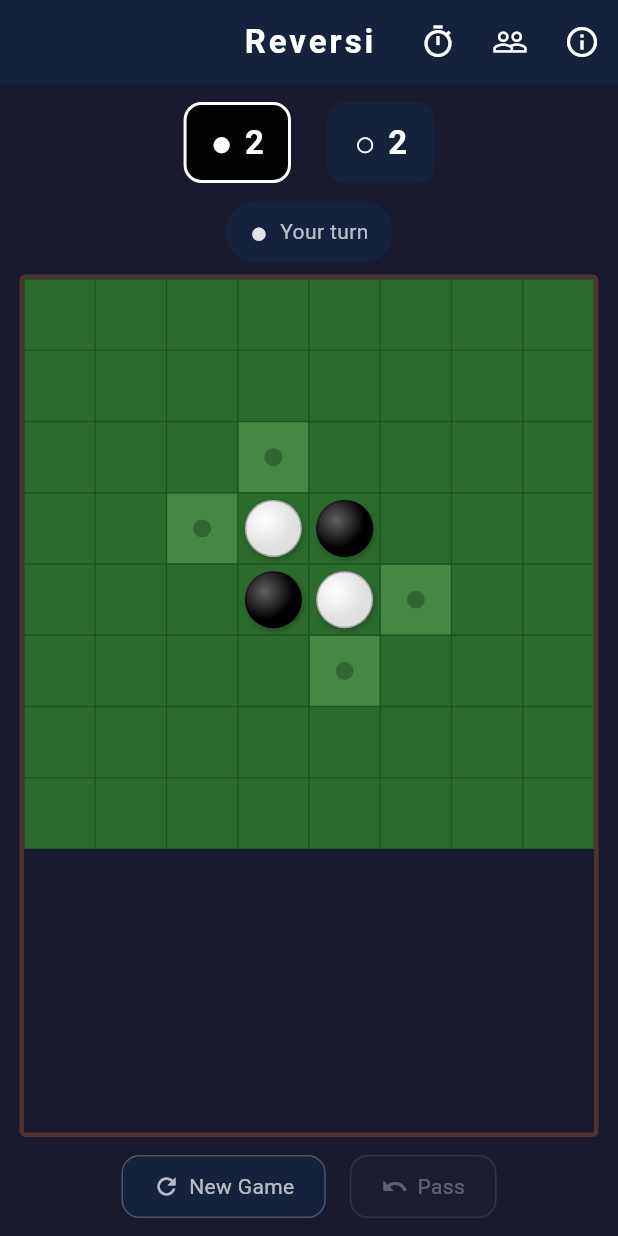
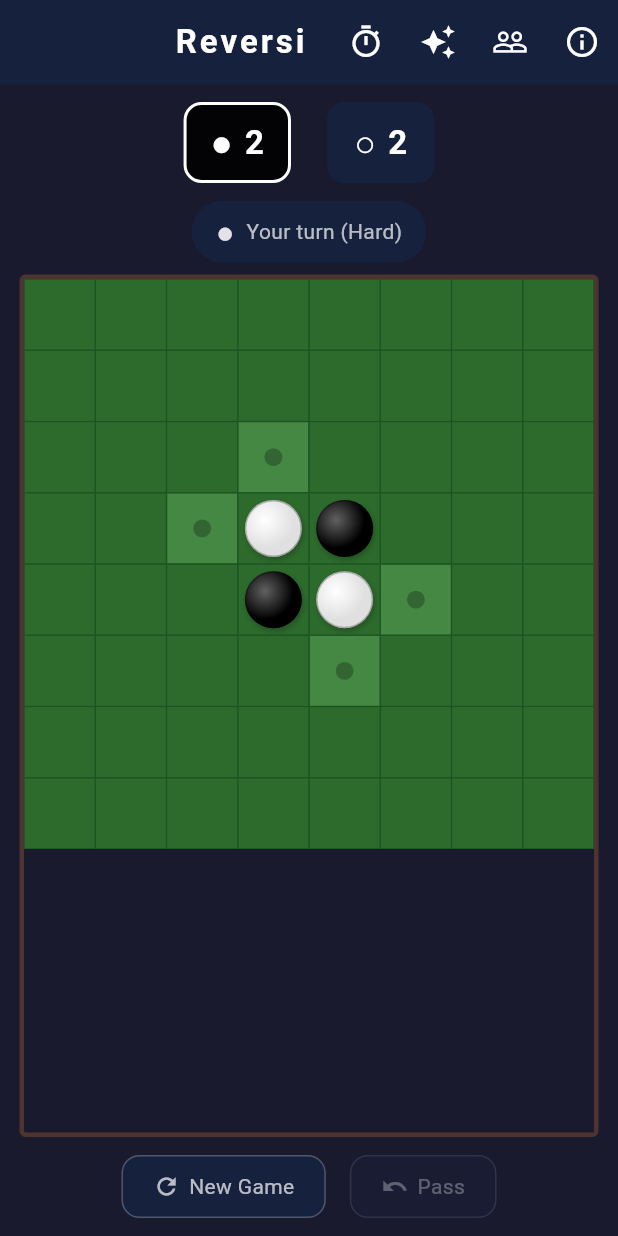
Before and after one commit to chilusoft/stratego, a Flutter app: the screen it shows after launch, on a phone screen of 412 x 824 dp. Run offline on Flutter 3.47's test engine with Material 3 defaults, Android fonts, the phone set to English and light mode, and no system bars.

Commit message:
Add 4 AI difficulty levels (Easy/Medium/Hard/Expert)
- New _AIDifficulty enum with depth mapping (2/4/6/8)
- Difficulty cycles via auto_awesome icon in app bar (AI mode only)
- Difficulty label shown in turn indicator: 'Your turn (Hard)'
- Difficulty resets to Hard when switching to two-player mode

```diff
--- a/lib/widgets/game_screen.dart
+++ b/lib/widgets/game_screen.dart
@@ -36,6 +36,34 @@ String _timerLabel(_TimerOption opt) {
   }
 }
 
+enum _AIDifficulty { easy, medium, hard, expert }
+
+int _depthFor(_AIDifficulty d) {
+  switch (d) {
+    case _AIDifficulty.easy:
+      return 2;
+    case _AIDifficulty.medium:
+      return 4;
+    case _AIDifficulty.hard:
+      return 6;
+    case _AIDifficulty.expert:
+      return 8;
+  }
+}
+
+String _difficultyLabel(_AIDifficulty d) {
+  switch (d) {
+    case _AIDifficulty.easy:
+      return 'Easy';
+    case _AIDifficulty.medium:
+      return 'Medium';
+    case _AIDifficulty.hard:
+      return 'Hard';
+    case _AIDifficulty.expert:
+      return 'Expert';
+  }
+}
+
 class GameScreen extends StatefulWidget {
   const GameScreen({super.key});
 
@@ -45,9 +73,10 @@ class GameScreen extends StatefulWidget {
 
 class _GameScreenState extends State<GameScreen> {
   late GameState _state;
-  final _ai = AiPlayer(maxDepth: 6);
+  AiPlayer _ai = AiPlayer(maxDepth: _depthFor(_AIDifficulty.hard));
   bool _isAiThinking = false;
   _GameMode _gameMode = _GameMode.vsAI;
+  _AIDifficulty _aiDifficulty = _AIDifficulty.hard;
   _TimerOption _timerOption = _TimerOption.off;
   Duration _blackTime = Duration.zero;
   Duration _whiteTime = Duration.zero;
@@ -192,11 +221,25 @@ class _GameScreenState extends State<GameScreen> {
     });
   }
 
+  void _cycleDifficulty() {
+    final values = _AIDifficulty.values;
+    final idx = (values.indexOf(_aiDifficulty) + 1) % values.length;
+    setState(() {
+      _aiDifficulty = values[idx];
+      _ai = AiPlayer(maxDepth: _depthFor(_aiDifficulty));
+      _state = GameState.initial();
+      _isAiThinking = false;
+      _resetTimers();
+    });
+  }
+
   void _toggleMode() {
     setState(() {
       _stopClock();
       _gameMode =
           _gameMode == _GameMode.vsAI ? _GameMode.vsHuman : _GameMode.vsAI;
+      _aiDifficulty = _AIDifficulty.hard;
+      _ai = AiPlayer(maxDepth: _depthFor(_AIDifficulty.hard));
       _state = GameState.initial();
       _isAiThinking = false;
       _resetTimers();
@@ -265,6 +308,12 @@ class _GameScreenState extends State<GameScreen> {
             tooltip: 'Timer: ${_timerLabel(_timerOption)}',
             onPressed: _cycleTimer,
           ),
+          if (_gameMode == _GameMode.vsAI)
+            IconButton(
+              icon: const Icon(Icons.auto_awesome),
+              tooltip: 'Difficulty: ${_difficultyLabel(_aiDifficulty)}',
+              onPressed: _cycleDifficulty,
+            ),
           IconButton(
             icon: Icon(_gameMode == _GameMode.vsAI
                 ? Icons.people_outline
@@ -298,6 +347,9 @@ class _GameScreenState extends State<GameScreen> {
               player: _state.currentPlayer,
               isAiThinking: _isAiThinking,
               isTwoPlayer: _gameMode == _GameMode.vsHuman,
+              difficultyLabel: _gameMode == _GameMode.vsAI
+                  ? _difficultyLabel(_aiDifficulty)
+                  : null,
             ),
           if (_state.isGameOver)
             _GameOverBanner(winner: _state.winner, onReset: _reset)
@@ -306,6 +358,9 @@ class _GameScreenState extends State<GameScreen> {
               player: _state.currentPlayer,
               isAi: _isAiThinking,
               isTwoPlayer: _gameMode == _GameMode.vsHuman,
+              difficultyLabel: _gameMode == _GameMode.vsAI && !_isAiThinking
+                  ? _difficultyLabel(_aiDifficulty)
+                  : null,
             ),
           const SizedBox(height: 8),
           Expanded(
@@ -482,20 +537,26 @@ class _TimerIndicator extends StatelessWidget {
   final Piece player;
   final bool isAiThinking;
   final bool isTwoPlayer;
+  final String? difficultyLabel;
 
   const _TimerIndicator({
     required this.player,
     required this.isAiThinking,
     required this.isTwoPlayer,
+    this.difficultyLabel,
   });
 
   @override
   Widget build(BuildContext context) {
     final label = isAiThinking
-        ? 'AI thinking...'
+        ? difficultyLabel != null
+            ? 'AI thinking... ($difficultyLabel)'
+            : 'AI thinking...'
         : isTwoPlayer
             ? "${player == Piece.black ? "Black" : "White"}'s clock"
-            : "Your clock";
+            : difficultyLabel != null
+                ? "Your clock ($difficultyLabel)"
+                : "Your clock";
     return Center(
       child: Container(
         padding: const EdgeInsets.symmetric(horizontal: 12, vertical: 4),
@@ -532,20 +593,26 @@ class _TurnIndicator extends StatelessWidget {
   final Piece player;
   final bool isAi;
   final bool isTwoPlayer;
+  final String? difficultyLabel;
 
   const _TurnIndicator({
     required this.player,
     required this.isAi,
     required this.isTwoPlayer,
+    this.difficultyLabel,
   });
 
   @override
   Widget build(BuildContext context) {
     final label = isAi
-        ? 'AI thinking...'
+        ? difficultyLabel != null
+            ? 'AI thinking... ($difficultyLabel)'
+            : 'AI thinking...'
         : isTwoPlayer
             ? "${player == Piece.black ? "Black" : "White"}'s turn"
-            : "Your turn";
+            : difficultyLabel != null
+                ? "Your turn ($difficultyLabel)"
+                : "Your turn";
 
     return Container(
       padding: const EdgeInsets.symmetric(horizontal: 16, vertical: 6),
```
